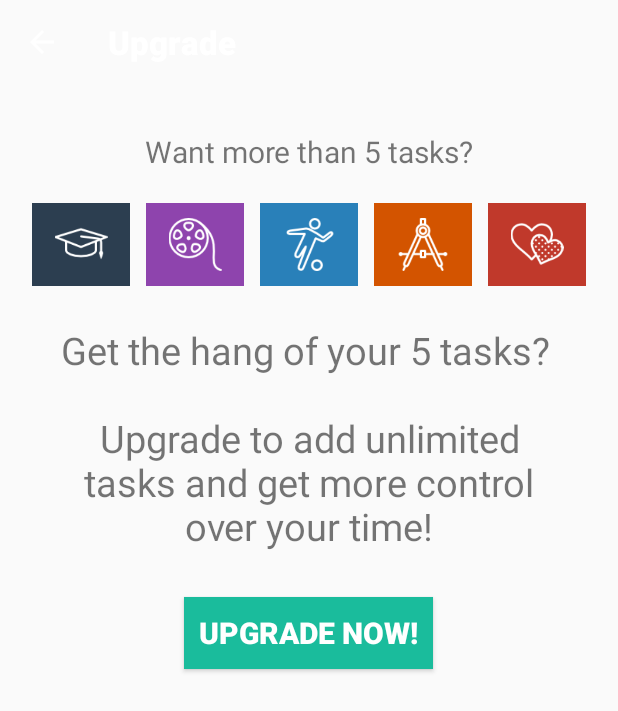
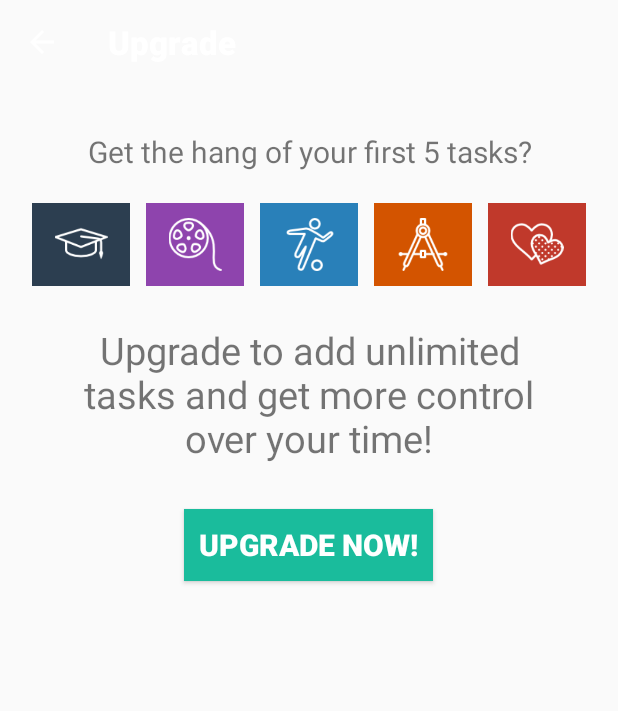
Before and after one commit to liusiqi43/Bits, an Android app: the InAppPurchaseActivity screen opened directly, with no data from a screen before it, on a phone screen of 412 x 824 dp. Shown: the top 711 px of the screen. Run offline under Robolectric (Android 15) with nearby library versions, the phone set to English and light mode, and no system bars; libraries missing offline, so code that uses them is left out: com.android.vending; 6 statements that could not run were skipped.

Commit message:
[improve] not showing any dialog when purchase failed, which is the expected behavior

```diff
--- a/app/src/main/java/com/siqi/bits/app/ui/InAppPurchaseActivity.java
+++ b/app/src/main/java/com/siqi/bits/app/ui/InAppPurchaseActivity.java
@@ -267,7 +267,7 @@ public class InAppPurchaseActivity extends ActionBarActivity {
                         }
 
                         if (result.isFailure()) {
-                            buildUnexpectedFailureDialog();
+//                            buildUnexpectedFailureDialog();
                             Log.d(TAG, "purchase failed:" + result);
                             if (Utils.mIabHelper != null) Utils.mIabHelper.flagEndAsync();
                             return;
--- a/app/src/main/res/layout/activity_in_app_purchase.xml
+++ b/app/src/main/res/layout/activity_in_app_purchase.xml
@@ -1,10 +1,6 @@
 <ScrollView xmlns:android="http://schemas.android.com/apk/res/android"
     android:layout_width="match_parent"
     android:layout_height="match_parent"
-    android:paddingBottom="@dimen/activity_vertical_margin"
-    android:paddingLeft="@dimen/activity_horizontal_margin"
-    android:paddingRight="@dimen/activity_horizontal_margin"
-    android:paddingTop="@dimen/activity_vertical_margin"
     android:scrollbars="none">
 
     <LinearLayout xmlns:tools="http://schemas.android.com/tools"
@@ -12,6 +8,10 @@
         android:layout_height="match_parent"
         android:gravity="center_horizontal"
         android:orientation="vertical"
+        android:paddingBottom="@dimen/activity_vertical_margin"
+        android:paddingLeft="@dimen/activity_horizontal_margin"
+        android:paddingRight="@dimen/activity_horizontal_margin"
+        android:paddingTop="@dimen/activity_vertical_margin"
         tools:context="com.siqi.bits.app.ui.InAppPurchaseActivity">
 
         <TextView
--- a/app/src/main/res/values/strings.xml
+++ b/app/src/main/res/values/strings.xml
@@ -127,8 +127,8 @@
     <string name="click_back_twice_to_quit">Click BACK again to quit</string>
     <string name="title_activity_in_app_purchase">Upgrade</string>
     <string name="hello_world">Hello world!</string>
-    <string name="want_more_than_5_tasks">Want more than 5 tasks?</string>
-    <string name="upgrade_to_add_unlimited">Get the hang of your 5 tasks? \n\nUpgrade to add unlimited tasks and get more control over your time!</string>
+    <string name="want_more_than_5_tasks">Get the hang of your first 5 tasks?</string>
+    <string name="upgrade_to_add_unlimited">Upgrade to add unlimited tasks and get more control over your time!</string>
     <string name="all_for_just">All for just</string>
     <string name="upgrade_now">Upgrade Now!</string>
     <string name="failed_to_connect_to_play_store">Failed to make the purchase on Google Play.</string>
```
